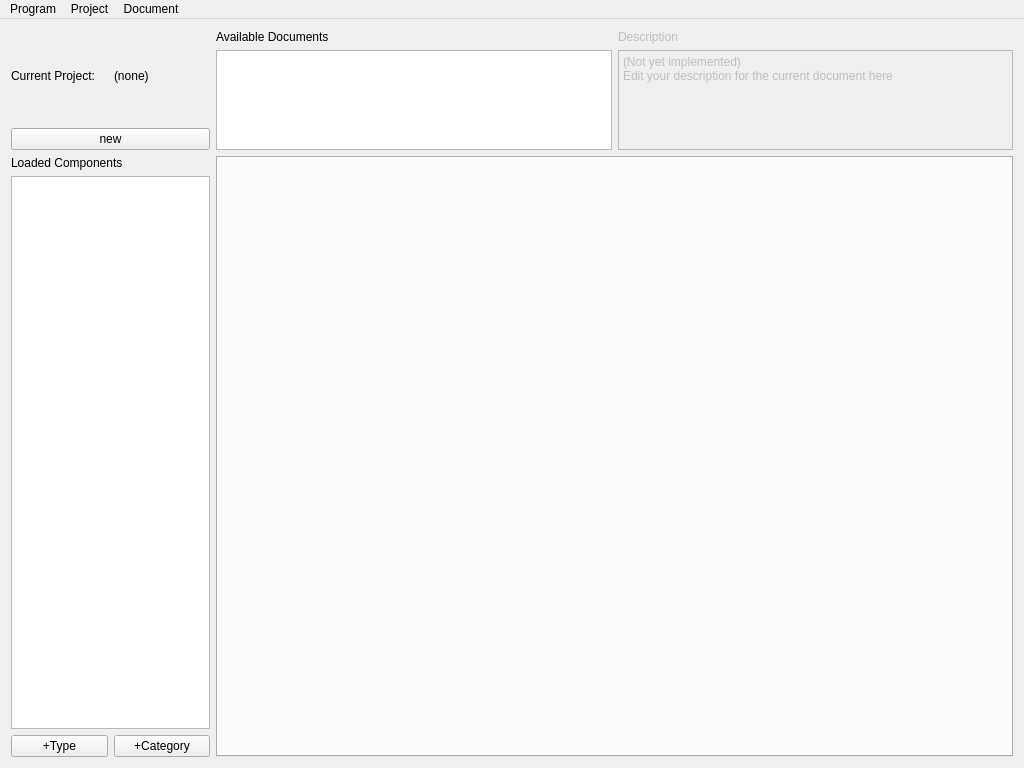
Above: gui/MainWindow.ui from fer-rum/q2d before the change. Below: the same form after it.
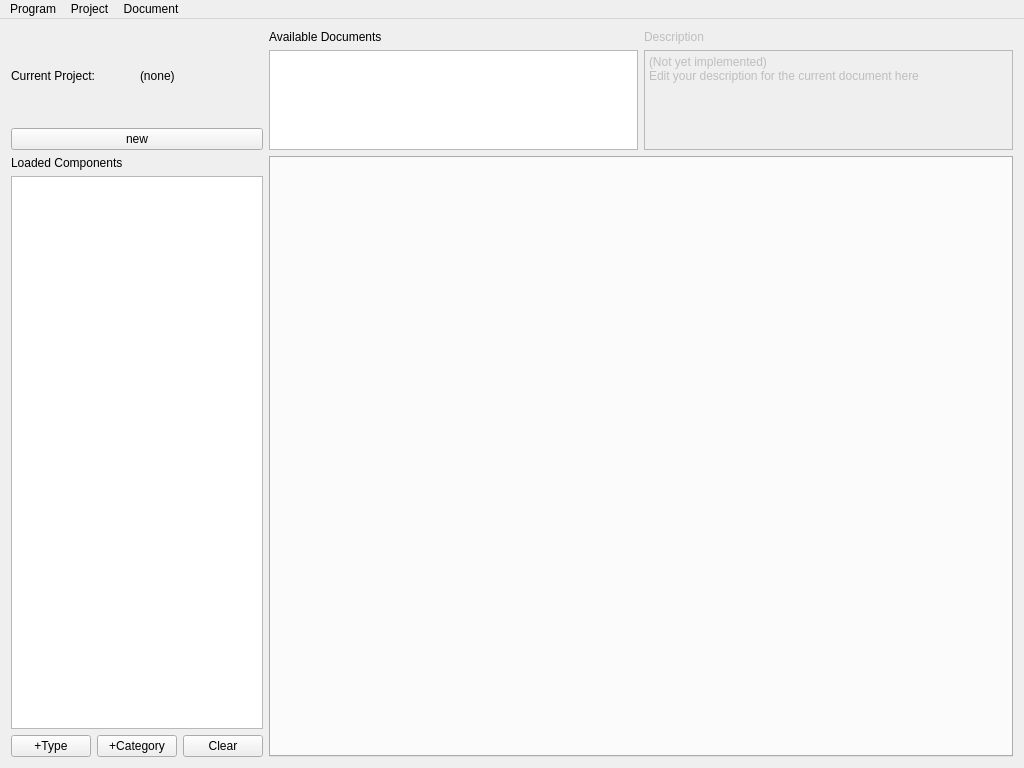
That is the form after the change. Custom widgets are drawn as their Qt base class.

Commit message: Can now clear the component hierarchy.

The edit to the form file:
```diff
--- a/gui/MainWindow.ui
+++ b/gui/MainWindow.ui
@@ -101,6 +101,13 @@
           </property>
          </widget>
         </item>
+        <item>
+         <widget class="QPushButton" name="clearHierarchyButton">
+          <property name="text">
+           <string>Clear</string>
+          </property>
+         </widget>
+        </item>
        </layout>
       </item>
      </layout>
```
Left out of the diff: 4 changed lines with no effect on the pictures. The commit also changes 5 other files.
